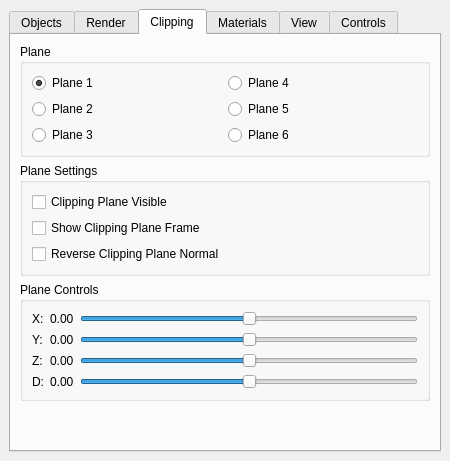
SCIInstitute/SCIRun, file src/Interface/Modules/Render/ViewSceneControls.ui: the form before one commit.
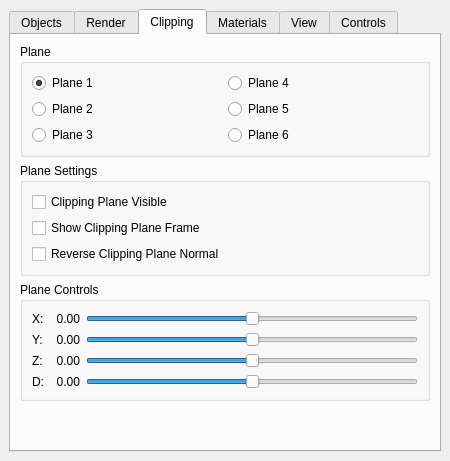
The form after the commit. The open tabs and pages were chosen to show the change.

```diff
--- a/src/Interface/Modules/Render/ViewSceneControls.ui
+++ b/src/Interface/Modules/Render/ViewSceneControls.ui
@@ -633,7 +633,7 @@
               </font>
              </property>
              <property name="text">
-              <string>0.00</string>
+              <string>  0.00</string>
              </property>
             </widget>
            </item>
@@ -652,7 +652,7 @@
               </font>
              </property>
              <property name="text">
-              <string>0.00</string>
+              <string>  0.00</string>
              </property>
             </widget>
            </item>
@@ -671,7 +671,7 @@
               </font>
              </property>
              <property name="text">
-              <string>0.00</string>
+              <string>  0.00</string>
              </property>
             </widget>
            </item>
@@ -684,7 +684,7 @@
               </font>
              </property>
              <property name="text">
-              <string>0.00</string>
+              <string>  0.00</string>
              </property>
             </widget>
            </item>
```
